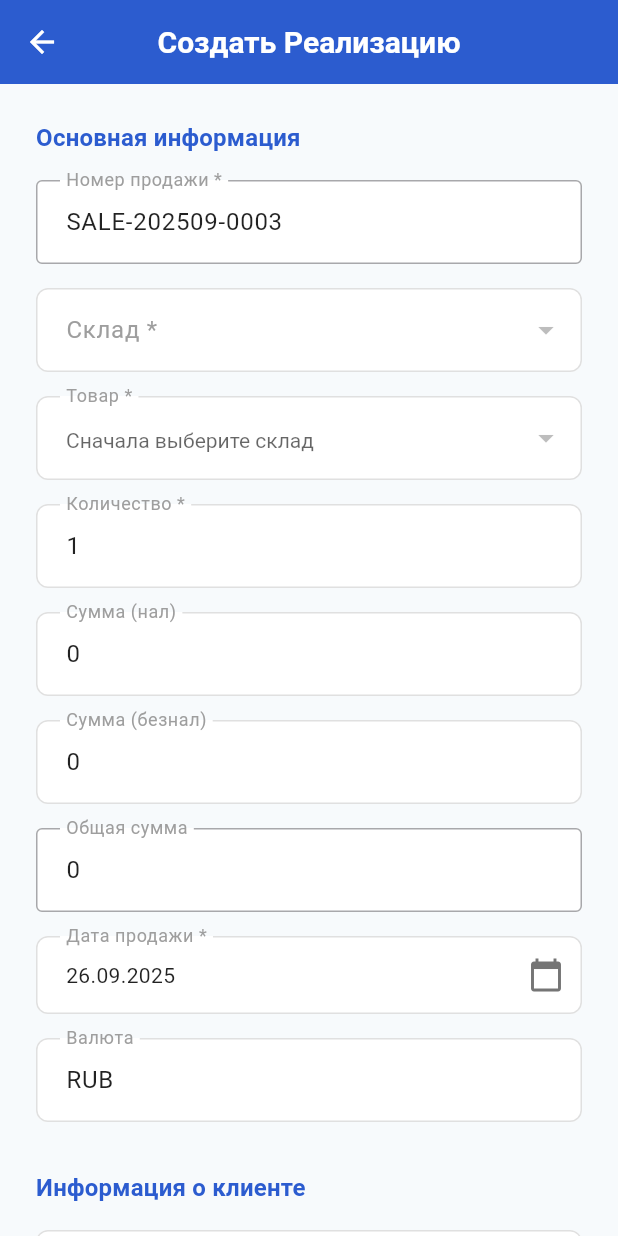
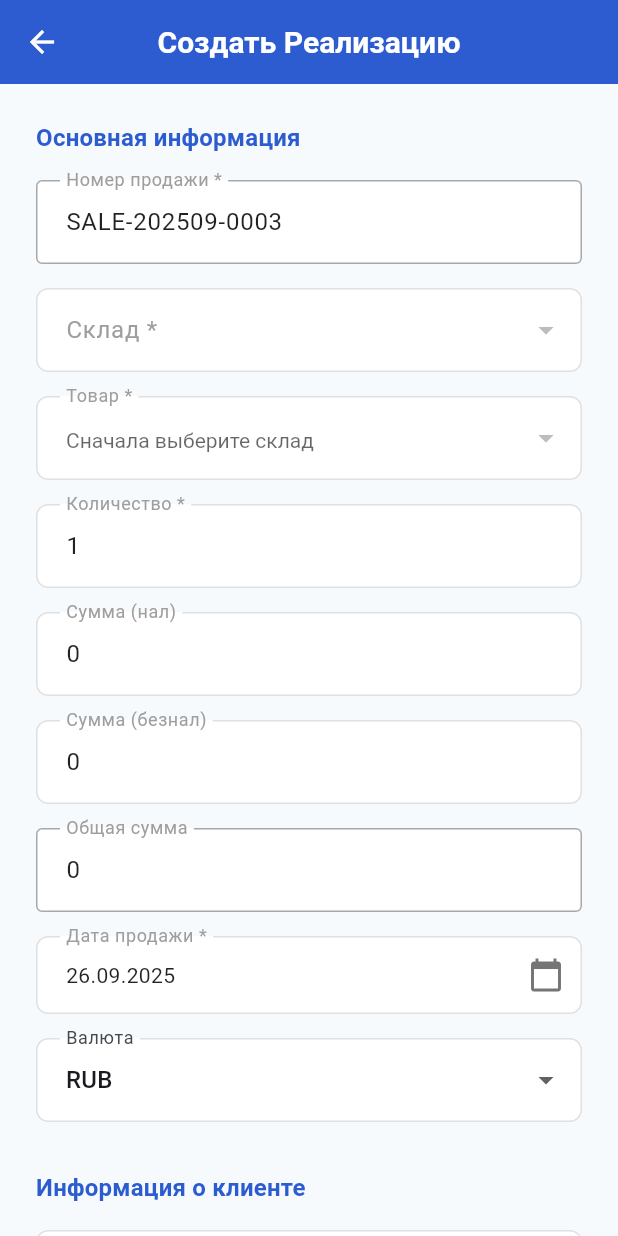
Before and after one commit to siraevrus/sum_mobile, a Flutter app: the SalesListPage screen opened directly, after a tap on the "add" icon, on a phone screen of 412 x 824 dp. Run offline on Flutter 3.47's test engine with Material 3 defaults, Android fonts, the phone set to English and light mode, and no system bars; our stand-ins replace dio, fl_chart, flutter_riverpod, flutter_secure_storage, freezed_annotation, go_router and 3 more; accounts and stored records are empty; generated files the repository leaves out were written again; network calls fail; statements that could not run were skipped.

Commit message:
feat: обновления sales (валюта, просмотр, фильтры)

```diff
--- a/lib/features/sales/presentation/pages/sale_form_page.dart
+++ b/lib/features/sales/presentation/pages/sale_form_page.dart
@@ -29,7 +29,6 @@ class _SaleFormPageState extends ConsumerState<SaleFormPage> {
   final _customerNameController = TextEditingController();
   final _customerPhoneController = TextEditingController();
   final _notesController = TextEditingController();
-  final _currencyController = TextEditingController();
 
   bool _isLoading = false;
   DateTime _saleDate = DateTime.now();
@@ -40,7 +39,12 @@ class _SaleFormPageState extends ConsumerState<SaleFormPage> {
   List<WarehouseModel> _warehouses = [];
   List<Map<String, dynamic>> _warehouseProducts = [];
 
+  // 1. Добавить переменную состояния для валюты
+  String? _selectedCurrency;
+
+  // 1. Добавить переменную состояния для режима просмотра
   bool get _isEditing => widget.sale != null;
+  bool get _isViewMode => _isEditing && ModalRoute.of(context)?.settings.arguments == 'view';
 
   @override
   void initState() {
@@ -78,7 +82,8 @@ class _SaleFormPageState extends ConsumerState<SaleFormPage> {
       _customerNameController.text = sale.customerName ?? '';
       _customerPhoneController.text = sale.customerPhone ?? '';
       _notesController.text = sale.notes ?? '';
-      _currencyController.text = sale.currency ?? '';
+      // 2. В initState/initForm: инициализация валюты
+      _selectedCurrency = sale.currency ?? 'RUB';
       _saleDate = DateTime.parse(sale.saleDate);
       _selectedWarehouseId = sale.warehouseId;
       // Безопасное преобразование productId к int
@@ -90,7 +95,8 @@ class _SaleFormPageState extends ConsumerState<SaleFormPage> {
       _cashAmountController.text = '0';
       _nocashAmountController.text = '0';
       _totalAmountController.text = '0';
-      _currencyController.text = 'RUB';
+      // 2. В initState/initForm: инициализация валюты
+      _selectedCurrency = 'RUB';
     }
 
     // Подписываемся на изменения сумм для автоматического расчета общей суммы
@@ -192,11 +198,11 @@ class _SaleFormPageState extends ConsumerState<SaleFormPage> {
     return Scaffold(
       backgroundColor: Theme.of(context).scaffoldBackgroundColor,
       appBar: AppBar(
-        title: Text(_isEditing ? 'Редактирование Реализация' : 'Создать Реализацию'),
+        title: Text(_isViewMode ? 'Просмотр Реализации' : (_isEditing ? 'Редактирование Реализация' : 'Создать Реализацию')),
         backgroundColor: AppColors.primary,
         foregroundColor: Colors.white,
         actions: [
-          if (_isEditing)
+          if (_isEditing && !_isViewMode)
             IconButton(
               onPressed: _deleteSale,
               icon: const Icon(Icons.delete, color: Colors.white),
@@ -207,6 +213,8 @@ class _SaleFormPageState extends ConsumerState<SaleFormPage> {
 
       body: (_isLoading && !_isEditing)
         ? const Center(child: CircularProgressIndicator())
+        : _isViewMode
+          ? _buildViewModeSection()
           : Form(
               key: _formKey,
               child: SingleChildScrollView(
@@ -284,11 +292,24 @@ class _SaleFormPageState extends ConsumerState<SaleFormPage> {
         _buildDateField(),
         const SizedBox(height: 16),
 
-        _buildTextField(
-          controller: _currencyController,
-          label: 'Валюта',
-          isRequired: false,
-          enabled: true,
+        // 3. В _buildBasicInfoSection заменить _buildTextField для валюты на DropdownButtonFormField
+        DropdownButtonFormField<String>(
+          value: _selectedCurrency,
+          decoration: const InputDecoration(
+            labelText: 'Валюта',
+            border: OutlineInputBorder(),
+            filled: true,
+          ),
+          items: const [
+            DropdownMenuItem(value: 'USD', child: Text('USD')),
+            DropdownMenuItem(value: 'RUB', child: Text('RUB')),
+            DropdownMenuItem(value: 'UZS', child: Text('UZS')),
+          ],
+          onChanged: (value) {
+            setState(() {
+              _selectedCurrency = value;
+            });
+          },
         ),
       ],
     );
@@ -517,6 +538,7 @@ class _SaleFormPageState extends ConsumerState<SaleFormPage> {
   }
 
   Widget _buildBottomButtons() {
+    if (_isViewMode) return const SizedBox.shrink();
     return Row(
       children: [
         Expanded(
@@ -568,7 +590,8 @@ class _SaleFormPageState extends ConsumerState<SaleFormPage> {
           quantity: double.parse(_quantityController.text),
           cashAmount: double.tryParse(_cashAmountController.text) ?? 0.0,
           nocashAmount: double.tryParse(_nocashAmountController.text) ?? 0.0,
-          currency: _currencyController.text.isEmpty ? null : _currencyController.text,
+          // 4. В _saveSale и updateSaleRequest использовать _selectedCurrency вместо _currencyController.text
+          currency: _selectedCurrency,
           saleDate: _saleDate.toIso8601String().split('T')[0],
           customerName: _customerNameController.text.isEmpty ? null : _customerNameController.text,
           customerPhone: _customerPhoneController.text.isEmpty ? null : _customerPhoneController.text,
@@ -593,7 +616,8 @@ class _SaleFormPageState extends ConsumerState<SaleFormPage> {
             quantity: quantity,
             cashAmount: cashAmount, // ОБЯЗАТЕЛЬНОЕ поле API
             nocashAmount: nocashAmount, // ОБЯЗАТЕЛЬНОЕ поле API
-            currency: _currencyController.text.isEmpty ? null : _currencyController.text,
+            // 4. В _saveSale и updateSaleRequest использовать _selectedCurrency вместо _currencyController.text
+            currency: _selectedCurrency,
             saleDate: _saleDate.toIso8601String().split('T')[0],
             customerName: _customerNameController.text.isEmpty ? null : _customerNameController.text,
             customerPhone: _customerPhoneController.text.isEmpty ? null : _customerPhoneController.text,
@@ -699,4 +723,44 @@ class _SaleFormPageState extends ConsumerState<SaleFormPage> {
       }
     }
   }
+
+  // 3. Реализация _buildViewModeSection
+  Widget _buildViewModeSection() {
+    final sale = widget.sale!;
+    final fields = [
+      ['Номер продажи', sale.saleNumber ?? ''],
+      ['Склад', _warehouses.firstWhere((w) => w.id == sale.warehouseId, orElse: () => WarehouseModel(id: 0, name: '—')).name],
+      ['Товар', sale.productName ?? ''],
+      ['Количество', sale.quantity?.toString() ?? ''],
+      ['Сумма (нал)', sale.cashAmount?.toString() ?? ''],
+      ['Сумма (безнал)', sale.nocashAmount?.toString() ?? ''],
+      ['Общая сумма', sale.totalPrice?.toString() ?? ''],
+      ['Дата продажи', sale.saleDate ?? ''],
+      ['Валюта', sale.currency ?? ''],
+      ['Имя клиента', sale.customerName ?? ''],
+      ['Телефон клиента', sale.customerPhone ?? ''],
+      ['Заметки', sale.notes ?? ''],
+    ];
+    return SingleChildScrollView(
+      padding: const EdgeInsets.all(24.0),
+      child: Column(
+        crossAxisAlignment: CrossAxisAlignment.start,
+        children: [
+          Text('Просмотр реализации', style: Theme.of(context).textTheme.titleLarge?.copyWith(fontWeight: FontWeight.bold)),
+          const SizedBox(height: 24),
+          ...fields.map((pair) => Padding(
+            padding: const EdgeInsets.symmetric(vertical: 8.0),
+            child: Row(
+              mainAxisAlignment: MainAxisAlignment.spaceBetween,
+              children: [
+                Expanded(child: Text(pair[0], style: const TextStyle(color: Colors.grey, fontWeight: FontWeight.w500))),
+                const SizedBox(width: 16),
+                Expanded(child: Text(pair[1], textAlign: TextAlign.right, style: const TextStyle(color: Colors.black, fontWeight: FontWeight.w600))),
+              ],
+            ),
+          )),
+        ],
+      ),
+    );
   }
+}
--- a/lib/features/sales/presentation/pages/sales_list_page.dart
+++ b/lib/features/sales/presentation/pages/sales_list_page.dart
@@ -170,31 +170,6 @@ class _SalesListPageState extends ConsumerState<SalesListPage> {
       items: const [
         DropdownMenuItem(value: null, child: Text('Все')),
         DropdownMenuItem(value: 'paid', child: Text('Оплачено')),
-        DropdownMenuItem(value: 'pending', child: Text('Ожидает оплаты')),
-        DropdownMenuItem(value: 'cancelled', child: Text('Отменено')),
-      ],
-    );
-  }
-
-  Widget _buildDeliveryStatusFilter() {
-    return DropdownButtonFormField<String>(
-        dropdownColor: Colors.white,
-      value: _deliveryStatusFilter,
-      onChanged: (value) => setState(() => _deliveryStatusFilter = value),
-      decoration: InputDecoration(
-        labelText: 'Статус доставки',
-        border: OutlineInputBorder(
-          borderRadius: BorderRadius.circular(8),
-        ),
-        filled: true,
-        fillColor: Theme.of(context).inputDecorationTheme.fillColor,
-      ),
-      items: const [
-        DropdownMenuItem(value: null, child: Text('Все')),
-        DropdownMenuItem(value: 'processing', child: Text('Обрабатывается')),
-        DropdownMenuItem(value: 'shipped', child: Text('Отправлено')),
-        DropdownMenuItem(value: 'delivered', child: Text('Доставлено')),
-        DropdownMenuItem(value: 'returned', child: Text('Возвращено')),
       ],
     );
   }
@@ -210,7 +185,6 @@ class _SalesListPageState extends ConsumerState<SalesListPage> {
         future: dataSource.getSales(
           search: _searchQuery,
           paymentStatus: _paymentStatusFilter,
-          deliveryStatus: _deliveryStatusFilter,
         ),
         builder: (context, snapshot) {
           if (snapshot.connectionState == ConnectionState.waiting) {
@@ -378,15 +352,9 @@ class _SalesListPageState extends ConsumerState<SalesListPage> {
     return Column(
       crossAxisAlignment: CrossAxisAlignment.start,
       children: [
-        _buildStatusChip(
-          sale.paymentStatus ?? 'pending',
-          _getPaymentStatusColor(sale.paymentStatus ?? 'pending'),
-        ),
+        _buildStatusChip(sale.paymentStatus ?? 'unknown', _getPaymentStatusColor(sale.paymentStatus ?? 'unknown')),
         const SizedBox(height: 4),
-        _buildStatusChip(
-          sale.deliveryStatus ?? 'pending',
-          _getDeliveryStatusColor(sale.deliveryStatus ?? 'pending'),
-        ),
+        _buildStatusChip(sale.deliveryStatus ?? 'unknown', _getDeliveryStatusColor(sale.deliveryStatus ?? 'unknown')),
       ],
     );
   }
@@ -501,8 +469,6 @@ class _SalesListPageState extends ConsumerState<SalesListPage> {
     switch (status) {
       case 'paid':
         return const Color(0xFF2ECC71);
-      case 'pending':
-        return const Color(0xFFF39C12);
       case 'cancelled':
         return const Color(0xFFE74C3C);
       default:
@@ -529,8 +495,6 @@ class _SalesListPageState extends ConsumerState<SalesListPage> {
     switch (status) {
       case 'paid':
         return 'Оплачено';
-      case 'pending':
-        return 'Ожидает оплаты';
       case 'cancelled':
         return 'Отменено';
       case 'delivered':
```
Also changed, not shown: 2 other files. Lines whose indentation alone changed are shown as unchanged.
